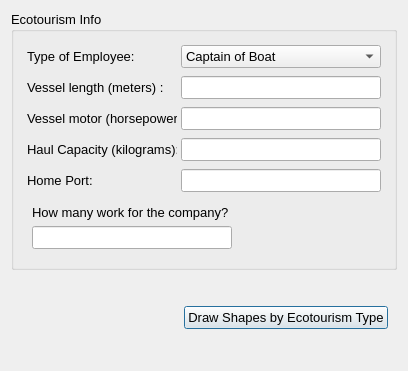
Qt form oom_cobi_loreto/Interview/ecotourism.ui (Ecotrust/openoceanmap-desktop) before a commit.
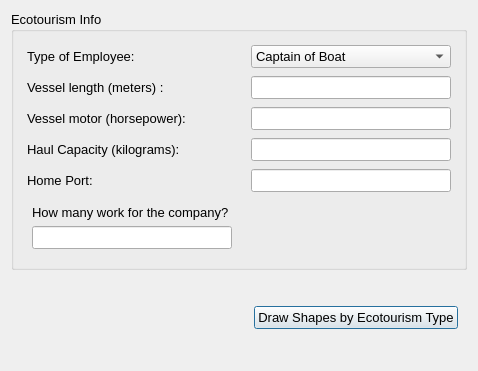
The same form after that commit.

```diff
--- a/oom_cobi_loreto/Interview/ecotourism.ui
+++ b/oom_cobi_loreto/Interview/ecotourism.ui
@@ -6,7 +6,7 @@
    <rect>
     <x>0</x>
     <y>0</y>
-    <width>404</width>
+    <width>478</width>
     <height>371</height>
    </rect>
   </property>
@@ -57,13 +57,13 @@
             <widget class="QLabel" name="employee_text" >
              <property name="minimumSize" >
               <size>
-               <width>150</width>
+               <width>220</width>
                <height>0</height>
               </size>
              </property>
              <property name="maximumSize" >
               <size>
-               <width>150</width>
+               <width>220</width>
                <height>16777215</height>
               </size>
              </property>
@@ -137,13 +137,13 @@
             <widget class="QLabel" name="vessel_length_text" >
              <property name="minimumSize" >
               <size>
-               <width>150</width>
+               <width>220</width>
                <height>0</height>
               </size>
              </property>
              <property name="maximumSize" >
               <size>
-               <width>150</width>
+               <width>220</width>
                <height>16777215</height>
               </size>
              </property>
@@ -217,13 +217,13 @@
             <widget class="QLabel" name="vessel_motor_text" >
              <property name="minimumSize" >
               <size>
-               <width>150</width>
+               <width>220</width>
                <height>0</height>
               </size>
              </property>
              <property name="maximumSize" >
               <size>
-               <width>150</width>
+               <width>220</width>
                <height>16777215</height>
               </size>
              </property>
@@ -294,13 +294,13 @@
             <widget class="QLabel" name="haul_capacity_text" >
              <property name="minimumSize" >
               <size>
-               <width>150</width>
+               <width>220</width>
                <height>0</height>
               </size>
              </property>
              <property name="maximumSize" >
               <size>
-               <width>150</width>
+               <width>220</width>
                <height>16777215</height>
               </size>
              </property>
@@ -371,13 +371,13 @@
             <widget class="QLabel" name="home_port_text" >
              <property name="minimumSize" >
               <size>
-               <width>150</width>
+               <width>220</width>
                <height>0</height>
               </size>
              </property>
              <property name="maximumSize" >
               <size>
-               <width>150</width>
+               <width>220</width>
                <height>16777215</height>
               </size>
              </property>
```
